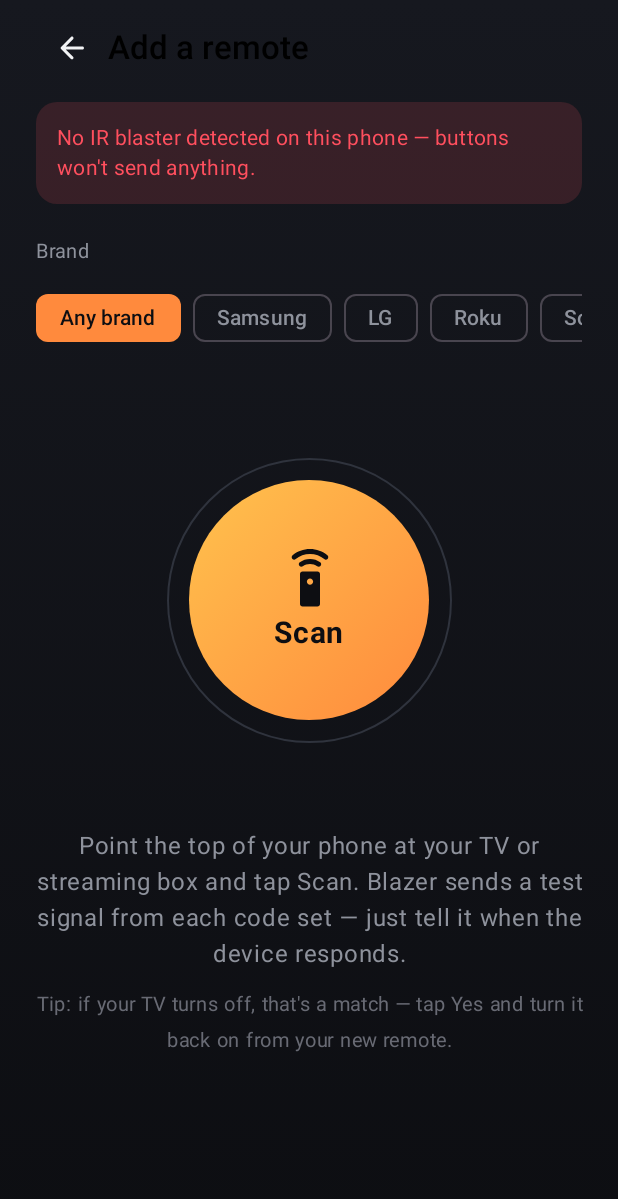
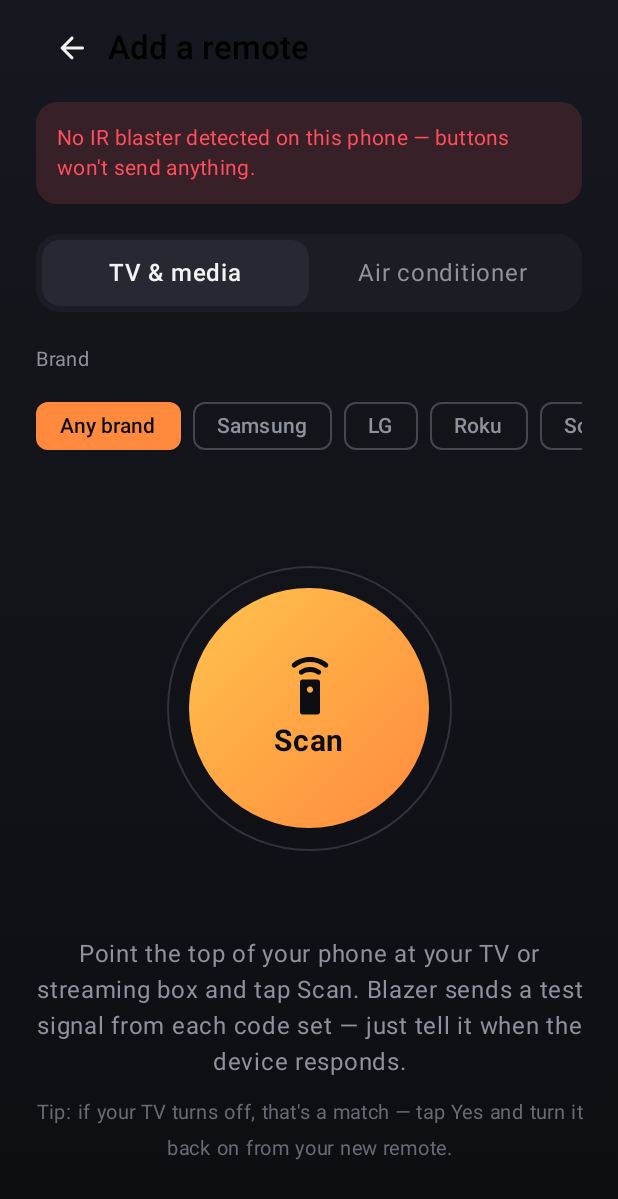
Before and after one commit to z3rotheone/IR-Remote, an Android app built with Jetpack Compose: the screen it shows after launch (MainActivity), after a tap on "Scan for a remote", on a phone screen of 412 x 824 dp. Shown: the top 1199 px of the screen. Run offline under Robolectric (Android 15) with nearby library versions, the phone set to English and light mode, and no system bars.

Commit message:
Add Vizio, Sharp, Panasonic TVs and air conditioner / mini-split remotes
Co-Authored-By: Claude Opus 5.5 <noreply@anthropic.com>
Claude-Session: https://claude.ai/code/session_018nEqXxDNxm7HMNDPKamjHC

```diff
--- /dev/null
+++ b/app/src/main/java/com/z3rotheone/blazer/AcCodes.kt
@@ -0,0 +1,179 @@
+package com.z3rotheone.blazer
+
+enum class AcMode(val label: String) { COOL("Cool"), HEAT("Heat"), DRY("Dry"), FAN("Fan"), AUTO("Auto") }
+
+enum class AcFan(val label: String) { AUTO("Auto"), LOW("Low"), MED("Med"), HIGH("High") }
+
+/**
+ * Air conditioners don't use button codes: every press sends the remote's
+ * whole state (power, mode, temperature, fan). Temperature is in °C.
+ */
+data class AcState(
+    val power: Boolean = false,
+    val mode: AcMode = AcMode.COOL,
+    val temp: Int = 24,
+    val fan: AcFan = AcFan.AUTO,
+)
+
+class AcProfile(
+    val id: String,
+    val brand: String,
+    val name: String,
+    val minTemp: Int,
+    val maxTemp: Int,
+    private val encoder: (AcState) -> IrSignal,
+) {
+    fun encode(state: AcState): IrSignal = encoder(state.copy(temp = state.temp.coerceIn(minTemp, maxTemp)))
+
+    /** Scan test: turn on, cool, 24°C, auto fan. */
+    val testSignal: IrSignal by lazy { encode(AcState(power = true)) }
+}
+
+object AcIr {
+    /** Gree (also Cooper & Hunter, Tosot, Soleus and many mini-splits): 8 bytes in two blocks. */
+    fun gree(s: AcState): IrSignal {
+        val mode = when (s.mode) {
+            AcMode.AUTO -> 0; AcMode.COOL -> 1; AcMode.DRY -> 2; AcMode.FAN -> 3; AcMode.HEAT -> 4
+        }
+        val fan = when (s.fan) { AcFan.AUTO -> 0; AcFan.LOW -> 1; AcFan.MED -> 2; AcFan.HIGH -> 3 }
+        val b = IntArray(8)
+        b[0] = mode or ((if (s.power) 1 else 0) shl 3) or (fan shl 4)
+        b[1] = (s.temp - 16) and 0x0F
+        b[2] = 0x60 // light on, model A
+        b[3] = 0x50
+        b[5] = 0x20
+        var sum = 10
+        for (i in 0..3) sum += b[i] and 0x0F
+        for (i in 4..6) sum += b[i] shr 4
+        b[7] = (sum and 0x0F) shl 4
+
+        return Pulses().mark(9000).space(4500)
+            .bytes(b.copyOfRange(0, 4), false, 620, 1600, 540)
+            .bits(0b010, 3, false, 620, 1600, 540)
+            .mark(620).space(19980)
+            .bytes(b.copyOfRange(4, 8), false, 620, 1600, 540)
+            .mark(620)
+            .build(38000)
+    }
+
+    private val coolixTemps = intArrayOf(
+        0b0000, 0b0001, 0b0011, 0b0010, 0b0110, 0b0111, 0b0101,
+        0b0100, 0b1100, 0b1101, 0b1001, 0b1000, 0b1010, 0b1011,
+    ) // 17..30 °C
+
+    /** Midea / "Coolix" family (Midea, Senville, Comfee, Pioneer and many others). */
+    fun coolix(s: AcState): IrSignal {
+        val code = if (!s.power) 0xB27BE0 else {
+            val modeBits = when (s.mode) {
+                AcMode.COOL -> 0b00; AcMode.DRY, AcMode.FAN -> 0b01; AcMode.AUTO -> 0b10; AcMode.HEAT -> 0b11
+            }
+            val tempBits = if (s.mode == AcMode.FAN) 0b1110 else coolixTemps[s.temp - 17]
+            val fanBits = if (s.mode == AcMode.AUTO || s.mode == AcMode.DRY) 0b000 else when (s.fan) {
+                AcFan.AUTO -> 0b101; AcFan.LOW -> 0b100; AcFan.MED -> 0b010; AcFan.HIGH -> 0b001
+            }
+            (0xB2 shl 16) or (((fanBits shl 5) or 0x1F) shl 8) or (tempBits shl 4) or (modeBits shl 2)
+        }
+        val p = Pulses()
+        repeat(2) { n ->
+            p.mark(4692).space(4416)
+            for (shift in intArrayOf(16, 8, 0)) {
+                val byte = (code shr shift) and 0xFF
+                p.bits(byte.toLong(), 8, true, 552, 1656, 552)
+                p.bits((byte xor 0xFF).toLong(), 8, true, 552, 1656, 552)
+            }
+            p.mark(552)
+            if (n == 0) p.space(5244)
+        }
+        return p.build(38000)
+    }
+
+    /** LG air conditioners: 28 bits. Two timing variants exist across LG remotes. */
+    fun lg(s: AcState, type2: Boolean): IrSignal {
+        val code = if (!s.power) 0x88C0051 else {
+            val mode = when (s.mode) {
+                AcMode.COOL -> 0; AcMode.DRY -> 1; AcMode.FAN -> 2; AcMode.AUTO -> 3; AcMode.HEAT -> 4
+            }
+            val fan = when (s.fan) { AcFan.AUTO -> 5; AcFan.LOW -> 0; AcFan.MED -> 2; AcFan.HIGH -> 4 }
+            val body = (0x88 shl 20) or (mode shl 12) or ((s.temp - 15) shl 8) or (fan shl 4)
+            var sum = 0
+            var v = body shr 4
+            repeat(6) { sum += v and 0xF; v = v shr 4 }
+            body or (sum and 0xF)
+        }
+        val p = Pulses()
+        if (type2) p.mark(3200).space(9900) else p.mark(8500).space(4250)
+        p.bits(code.toLong(), 28, true, if (type2) 480 else 550, 1600, 550)
+        p.mark(if (type2) 480 else 550)
+        return p.build(38000)
+    }
+
+    /** Mitsubishi Electric mini-splits: 18 bytes, sent twice. */
+    fun mitsubishi(s: AcState): IrSignal {
+        val b = IntArray(18)
+        b[0] = 0x23; b[1] = 0xCB; b[2] = 0x26; b[3] = 0x01
+        b[5] = if (s.power) 0x20 else 0x00
+        val modeBits = when (s.mode) {
+            AcMode.HEAT -> 0b001; AcMode.DRY -> 0b010; AcMode.COOL -> 0b011; AcMode.AUTO -> 0b100; AcMode.FAN -> 0b111
+        }
+        b[6] = modeBits shl 3
+        b[7] = (s.temp - 16) and 0x0F
+        b[8] = when (s.mode) {
+            AcMode.COOL -> 0x36; AcMode.DRY -> 0x32; AcMode.FAN -> 0x37; else -> 0x30
+        }
+        b[9] = when (s.fan) { AcFan.AUTO -> 0x80; AcFan.LOW -> 0x01; AcFan.MED -> 0x03; AcFan.HIGH -> 0x05 }
+        b[17] = b.copyOfRange(0, 17).sum() and 0xFF
+
+        val p = Pulses()
+        repeat(2) { n ->
+            p.mark(3400).space(1750)
+            p.bytes(b, false, 450, 1300, 420)
+            p.mark(440)
+            if (n == 0) p.space(17100)
+        }
+        return p.build(38000)
+    }
+}
+
+object AcProfiles {
+    val all: List<AcProfile> = listOf(
+        AcProfile("ac_gree", "Gree", "Gree / Cooper & Hunter / Tosot", 16, 30, AcIr::gree),
+        AcProfile("ac_midea", "Midea", "Midea / Senville / Comfee / Pioneer", 17, 30, AcIr::coolix),
+        AcProfile("ac_mitsubishi", "Mitsubishi", "Mitsubishi Electric", 16, 31, AcIr::mitsubishi),
+        AcProfile("ac_lg1", "LG", "LG air conditioner (type 1)", 16, 30) { AcIr.lg(it, type2 = false) },
+        AcProfile("ac_lg2", "LG", "LG air conditioner (type 2)", 16, 30) { AcIr.lg(it, type2 = true) },
+    )
+
+    fun byId(id: String): AcProfile? = all.firstOrNull { it.id == id }
+}
+
+enum class Category(val title: String) { TV("TV & media"), AC("Air conditioner") }
+
+/** One code set Scan can try. */
+class ScanCandidate(
+    val id: String,
+    val brand: String,
+    val name: String,
+    val category: Category,
+    val testLabel: String,
+    val testSignal: IrSignal,
+)
+
+object Catalog {
+    val candidates: List<ScanCandidate> =
+        Profiles.all.map { p ->
+            ScanCandidate(
+                p.id, p.brand, p.name, Category.TV,
+                if (p.testKey == Key.POWER) "Power" else "Home",
+                p.keys.getValue(p.testKey),
+            )
+        } + AcProfiles.all.map { a ->
+            ScanCandidate(a.id, a.brand, a.name, Category.AC, "Power on (Cool 24°C)", a.testSignal)
+        }
+
+    fun brands(category: Category): List<String> =
+        candidates.filter { it.category == category }.map { it.brand }.distinct()
+
+    fun isKnown(id: String) = candidates.any { it.id == id }
+
+    fun byId(id: String) = candidates.firstOrNull { it.id == id }
+}
--- a/app/src/main/java/com/z3rotheone/blazer/IrCodes.kt
+++ b/app/src/main/java/com/z3rotheone/blazer/IrCodes.kt
@@ -3,6 +3,36 @@ package com.z3rotheone.blazer
 /** A ready-to-send IR burst: carrier frequency (Hz) + on/off durations in microseconds. */
 class IrSignal(val frequency: Int, val pattern: IntArray) {
     val durationMs: Long get() = pattern.sum() / 1000L
+
+    fun sameAs(other: IrSignal) = frequency == other.frequency && pattern.contentEquals(other.pattern)
+}
+
+/** Builds an alternating mark/space pattern; consecutive marks or spaces are merged. */
+class Pulses {
+    private val p = ArrayList<Int>()
+
+    fun mark(us: Int) = apply { if (p.size % 2 == 1) p[p.size - 1] += us else p += us }
+    fun space(us: Int) = apply {
+        if (p.isEmpty()) return@apply
+        if (p.size % 2 == 0) p[p.size - 1] += us else p += us
+    }
+
+    fun bits(value: Long, count: Int, msbFirst: Boolean, bitMark: Int, one: Int, zero: Int) = apply {
+        for (i in 0 until count) {
+            val shift = if (msbFirst) count - 1 - i else i
+            mark(bitMark)
+            space(if ((value shr shift) and 1L == 1L) one else zero)
+        }
+    }
+
+    fun bytes(data: IntArray, msbFirst: Boolean, bitMark: Int, one: Int, zero: Int) = apply {
+        data.forEach { bits(it.toLong() and 0xFF, 8, msbFirst, bitMark, one, zero) }
+    }
+
+    fun build(frequency: Int): IrSignal {
+        if (p.isNotEmpty() && p.size % 2 == 0) p.removeAt(p.size - 1) // end on a mark
+        return IrSignal(frequency, p.toIntArray())
+    }
 }
 
 enum class Key {
@@ -53,6 +83,34 @@ object Ir {
             else out.removeAt(out.size - 1) // end on a mark
         }
         return IrSignal(40000, out.toIntArray())
+    }
+
+    /** Sharp (Aquos): 5-bit address + 8-bit command, LSB first; sent again with command bits inverted. */
+    fun sharp(address: Int, command: Int): IrSignal {
+        val b = Pulses()
+        fun frame(cmd: Int, exp: Int, chk: Int) {
+            b.bits(address.toLong(), 5, false, 320, 1680, 680)
+            b.bits(cmd.toLong() and 0xFF, 8, false, 320, 1680, 680)
+            b.bits(exp.toLong(), 1, false, 320, 1680, 680)
+            b.bits(chk.toLong(), 1, false, 320, 1680, 680)
+            b.mark(320)
+        }
+        frame(command, 1, 0)
+        b.space(40000)
+        frame(command.inv(), 0, 1)
+        return b.build(38000)
+    }
+
+    /** Panasonic (Kaseikyo 48-bit): 16-bit manufacturer + 32-bit data, MSB first. */
+    fun panasonic(data: Long, manufacturer: Int = 0x4004): IrSignal {
+        val bytes = intArrayOf(
+            manufacturer shr 8, manufacturer,
+            (data shr 24).toInt(), (data shr 16).toInt(), (data shr 8).toInt(), data.toInt(),
+        )
+        return Pulses().mark(3456).space(1728)
+            .bytes(bytes, true, 432, 1296, 432)
+            .mark(432)
+            .build(36700)
     }
 }
 
@@ -123,15 +181,46 @@ object Profiles {
         return c.mapValues { Ir.sony12(1, it.value) }
     }
 
+    /** Vizio uses the same NEC address as LG, with its own Input/Menu/navigation codes. */
+    private fun vizioTv(): Map<Key, IrSignal> {
+        val c = mapOf(
+            Key.POWER to 0x08, Key.VOL_UP to 0x02, Key.VOL_DOWN to 0x03, Key.MUTE to 0x09,
+            Key.CH_UP to 0x00, Key.CH_DOWN to 0x01, Key.MENU to 0x4F, Key.SOURCE to 0x2F,
+            Key.BACK to 0x4A, Key.UP to 0x45, Key.DOWN to 0x46,
+            Key.LEFT to 0x47, Key.RIGHT to 0x48, Key.OK to 0x44,
+        )
+        return c.mapValues { Ir.nec(0x04, it.value) }
+    }
+
+    private fun sharpTv(): Map<Key, IrSignal> {
+        val c = mapOf(
+            Key.POWER to 0x16, Key.VOL_UP to 0x14, Key.VOL_DOWN to 0x15, Key.MUTE to 0x17,
+            Key.CH_UP to 0x11, Key.CH_DOWN to 0x12, Key.SOURCE to 0x13,
+        )
+        return c.mapValues { Ir.sharp(1, it.value) }
+    }
+
+    private fun panasonicTv(): Map<Key, IrSignal> {
+        val c = mapOf(
+            Key.POWER to 0x0100BCBDL, Key.VOL_UP to 0x01000405L, Key.VOL_DOWN to 0x01008485L,
+            Key.MUTE to 0x01004C4DL, Key.CH_UP to 0x01002C2DL, Key.CH_DOWN to 0x0100ACADL,
+            Key.SOURCE to 0x0100A0A1L, Key.MENU to 0x01004A4BL, Key.BACK to 0x01002B2AL,
+            Key.UP to 0x01005253L, Key.DOWN to 0x0100D2D3L, Key.LEFT to 0x01007273L,
+            Key.RIGHT to 0x0100F2F3L, Key.OK to 0x01009293L,
+        )
+        return c.mapValues { Ir.panasonic(it.value) }
+    }
+
     val all: List<RemoteProfile> = listOf(
         RemoteProfile("samsung_tv", "Samsung", "Samsung TV", Key.POWER, samsungTv()),
         RemoteProfile("lg_tv", "LG", "LG TV", Key.POWER, lgTv()),
         RemoteProfile("roku_tv", "Roku", "Roku TV", Key.POWER, roku()),
         RemoteProfile("roku_player", "Roku", "Roku streaming player", Key.HOME, roku()),
         RemoteProfile("sony_tv", "Sony", "Sony TV", Key.POWER, sonyTv()),
+        RemoteProfile("vizio_tv", "Vizio", "Vizio TV", Key.POWER, vizioTv()),
+        RemoteProfile("sharp_tv", "Sharp", "Sharp Aquos TV", Key.POWER, sharpTv()),
+        RemoteProfile("panasonic_tv", "Panasonic", "Panasonic TV", Key.POWER, panasonicTv()),
     )
-
-    val brands: List<String> = all.map { it.brand }.distinct()
 
     fun byId(id: String): RemoteProfile? = all.firstOrNull { it.id == id }
 }
--- a/app/src/main/java/com/z3rotheone/blazer/ui/HomeScreen.kt
+++ b/app/src/main/java/com/z3rotheone/blazer/ui/HomeScreen.kt
@@ -47,7 +47,7 @@ import androidx.compose.ui.text.font.FontWeight
 import androidx.compose.ui.text.style.TextAlign
 import androidx.compose.ui.unit.dp
 import androidx.compose.ui.unit.sp
-import com.z3rotheone.blazer.Profiles
+import com.z3rotheone.blazer.Catalog
 import com.z3rotheone.blazer.SavedRemote
 
 @Composable
@@ -153,7 +153,7 @@ private fun EmptyState(onAdd: () -> Unit) {
         Text("No remotes yet", style = MaterialTheme.typography.titleLarge, fontWeight = FontWeight.SemiBold)
         Spacer(Modifier.height(6.dp))
         Text(
-            "Scan to find the right codes for your TV or streaming box.",
+            "Scan to find the right codes for your TV, streaming box or air conditioner.",
             color = Palette.TextDim, textAlign = TextAlign.Center,
         )
         Spacer(Modifier.height(28.dp))
@@ -176,7 +176,7 @@ private fun RemoteCard(
     onRename: () -> Unit,
     onDelete: () -> Unit,
 ) {
-    val profile = Profiles.byId(remote.profileId)
+    val profile = Catalog.byId(remote.profileId)
     var menu by remember { mutableStateOf(false) }
     Row(
         Modifier
--- a/app/src/main/java/com/z3rotheone/blazer/ui/ScanScreen.kt
+++ b/app/src/main/java/com/z3rotheone/blazer/ui/ScanScreen.kt
@@ -53,10 +53,13 @@ import androidx.compose.ui.text.font.FontWeight
 import androidx.compose.ui.text.style.TextAlign
 import androidx.compose.ui.unit.dp
 import androidx.compose.ui.unit.sp
+import androidx.compose.foundation.clickable
+import androidx.compose.ui.draw.clip
+import androidx.compose.ui.graphics.Color
+import com.z3rotheone.blazer.Catalog
+import com.z3rotheone.blazer.Category
 import com.z3rotheone.blazer.IrTransmitter
-import com.z3rotheone.blazer.Key
-import com.z3rotheone.blazer.Profiles
-import com.z3rotheone.blazer.RemoteProfile
+import com.z3rotheone.blazer.ScanCandidate
 
 @Composable
 fun ScanScreen(
@@ -64,18 +67,22 @@ fun ScanScreen(
     onBack: () -> Unit,
     onSave: (name: String, profileId: String) -> Unit,
 ) {
+    var category by remember { mutableStateOf(Category.TV) }
     var brand by remember { mutableStateOf<String?>(null) }
     var index by remember { mutableIntStateOf(-1) } // -1 = not scanning
     var noMatch by remember { mutableStateOf(false) }
-    var matched by remember { mutableStateOf<RemoteProfile?>(null) }
+    var matched by remember { mutableStateOf<ScanCandidate?>(null) }
 
-    val candidates = remember(brand) { Profiles.all.filter { brand == null || it.brand == brand } }
+    // Skip code sets whose test signal is identical to one already tried (e.g. LG and Vizio power).
+    val candidates = remember(category, brand) {
+        val list = Catalog.candidates.filter { it.category == category && (brand == null || it.brand == brand) }
+        list.filterIndexed { i, c -> list.take(i).none { it.testSignal.sameAs(c.testSignal) } }
+    }
     val scanning = index >= 0
 
-    fun test(i: Int) {
-        val p = candidates[i]
-        p.keys[p.testKey]?.let { ir.send(it) }
-    }
+    fun reset() { index = -1; noMatch = false }
+
+    fun test(i: Int) = ir.send(candidates[i].testSignal)
 
     fun startScan() {
         noMatch = false
@@ -105,16 +112,43 @@ fun ScanScreen(
         }
 
         Spacer(Modifier.height(20.dp))
+        Row(
+            Modifier
+                .fillMaxWidth()
+                .background(Palette.Surface, RoundedCornerShape(16.dp))
+                .padding(4.dp),
+        ) {
+            Category.entries.forEach { c ->
+                val selected = c == category
+                Box(
+                    Modifier
+                        .weight(1f)
+                        .height(44.dp)
+                        .clip(RoundedCornerShape(12.dp))
+                        .background(if (selected) Palette.SurfaceHi else Color.Transparent)
+                        .clickable { category = c; brand = null; reset() },
+                    contentAlignment = Alignment.Center,
+                ) {
+                    Text(
+                        c.title,
+                        color = if (selected) Palette.Text else Palette.TextDim,
+                        fontWeight = if (selected) FontWeight.SemiBold else FontWeight.Normal,
+                    )
+                }
+            }
+        }
+
+        Spacer(Modifier.height(20.dp))
         Text("Brand", color = Palette.TextDim, fontSize = 13.sp, modifier = Modifier.fillMaxWidth())
         Spacer(Modifier.height(8.dp))
         Row(
             Modifier.fillMaxWidth().horizontalScroll(rememberScrollState()),
             horizontalArrangement = Arrangement.spacedBy(8.dp),
         ) {
-            (listOf<String?>(null) + Profiles.brands).forEach { b ->
+            (listOf<String?>(null) + Catalog.brands(category)).forEach { b ->
                 FilterChip(
                     selected = brand == b,
-                    onClick = { brand = b; index = -1; noMatch = false },
+                    onClick = { brand = b; reset() },
                     label = { Text(b ?: "Any brand") },
                     colors = FilterChipDefaults.filterChipColors(
                         selectedContainerColor = Palette.Accent,
@@ -131,7 +165,6 @@ fun ScanScreen(
         when {
             scanning -> {
                 val p = candidates[index]
-                val keyName = if (p.testKey == Key.POWER) "Power" else "Home"
                 Text(
                     "Code set ${index + 1} of ${candidates.size}",
                     color = Palette.Accent, fontWeight = FontWeight.SemiBold, fontSize = 14.sp,
@@ -140,7 +173,8 @@ fun ScanScreen(
                 Text(p.name, style = MaterialTheme.typography.headlineSmall, fontWeight = FontWeight.SemiBold)
                 Spacer(Modifier.height(8.dp))
                 Text(
-                    "Sent $keyName. Did your device respond?",
+                    if (category == Category.AC) "Sent ${p.testLabel}. Did the unit beep or turn on?"
+                    else "Sent ${p.testLabel}. Did your device respond?",
                     color = Palette.TextDim, textAlign = TextAlign.Center,
                 )
                 Spacer(Modifier.height(24.dp))
@@ -168,6 +202,18 @@ fun ScanScreen(
                     color = Palette.TextDim, textAlign = TextAlign.Center,
                 )
             }
+            category == Category.AC -> {
+                Text(
+                    "Point the top of your phone at the indoor unit (or AC) and tap Scan. " +
+                        "Blazer sends \"on, cool, 24°C\" from each code set — tell it when the unit beeps or turns on.",
+                    color = Palette.TextDim, textAlign = TextAlign.Center,
+                )
+                Spacer(Modifier.height(10.dp))
+                Text(
+                    "Tip: stand within a few feet of the unit for the best results.",
+                    color = Palette.TextDim.copy(alpha = 0.7f), fontSize = 13.sp, textAlign = TextAlign.Center,
+                )
+            }
             else -> {
                 Text(
                     "Point the top of your phone at your TV or streaming box and tap Scan. " +
@@ -185,14 +231,72 @@ fun ScanScreen(
     }
 
     matched?.let { p ->
-        NameDialog(
-            title = "Remote found",
-            initial = p.name,
-            confirmLabel = "Save",
+        // Brands that share this exact test signal (e.g. LG and Vizio) — let the user pick theirs.
+        val options = Catalog.candidates.filter { it.category == p.category && it.testSignal.sameAs(p.testSignal) }
+        SaveDialog(
+            options = options,
+            initial = p,
             onDismiss = { matched = null },
-            onConfirm = { name -> matched = null; onSave(name, p.id) },
+            onConfirm = { name, id -> matched = null; onSave(name, id) },
         )
     }
+}
+
+@Composable
+private fun SaveDialog(
+    options: List<ScanCandidate>,
+    initial: ScanCandidate,
+    onDismiss: () -> Unit,
+    onConfirm: (name: String, profileId: String) -> Unit,
+) {
+    var choice by remember { mutableStateOf(initial) }
+    var text by remember { mutableStateOf(initial.name) }
+    var edited by remember { mutableStateOf(false) }
+    AlertDialog(
+        onDismissRequest = onDismiss,
+        containerColor = Palette.Surface,
+        title = { Text("Remote found") },
+        text = {
+            Column {
+                if (options.size > 1) {
+                    Text("This code works for several brands. Which is yours?", color = Palette.TextDim, fontSize = 14.sp)
+                    Spacer(Modifier.height(8.dp))
+                    Row(
+                        Modifier.horizontalScroll(rememberScrollState()),
+                        horizontalArrangement = Arrangement.spacedBy(8.dp),
+                    ) {
+                        options.forEach { o ->
+                            FilterChip(
+                                selected = choice.id == o.id,
+                                onClick = { choice = o; if (!edited) text = o.name },
+                                label = { Text(o.brand) },
+                                colors = FilterChipDefaults.filterChipColors(
+                                    selectedContainerColor = Palette.Accent,
+                                    selectedLabelColor = Palette.Bg,
+                                ),
+                            )
+                        }
+                    }
+                    Spacer(Modifier.height(12.dp))
+                }
+                OutlinedTextField(
+                    value = text,
+                    onValueChange = { text = it; edited = true },
+                    label = { Text("Name") },
+                    singleLine = true,
+                    shape = RoundedCornerShape(12.dp),
+                )
+            }
+        },
+        confirmButton = {
+            TextButton(enabled = text.isNotBlank(), onClick = { onConfirm(text.trim(), choice.id) }) {
+                Text("Save", color = Palette.Accent)
+            }
+        },
+        dismissButton = {
+            TextButton(onClick = onDismiss) { Text("Cancel", color = Palette.TextDim) }
+        },
+    )
 }
 
 @Composable
```
Also changed, not shown: app/src/main/java/com/z3rotheone/blazer/MainActivity.kt (+7 -3 lines), app/src/main/java/com/z3rotheone/blazer/RemoteStore.kt (+25 -1 lines), app/src/main/java/com/z3rotheone/blazer/ui/AcScreen.kt (added, +229 -0 lines), 1 other file.
